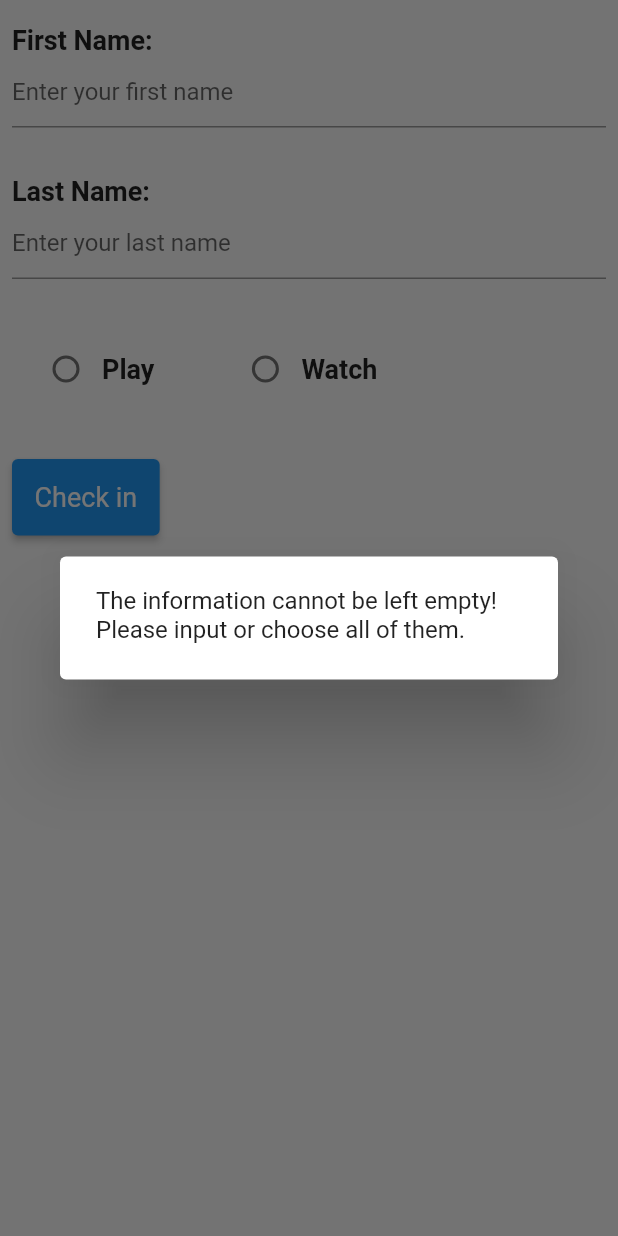
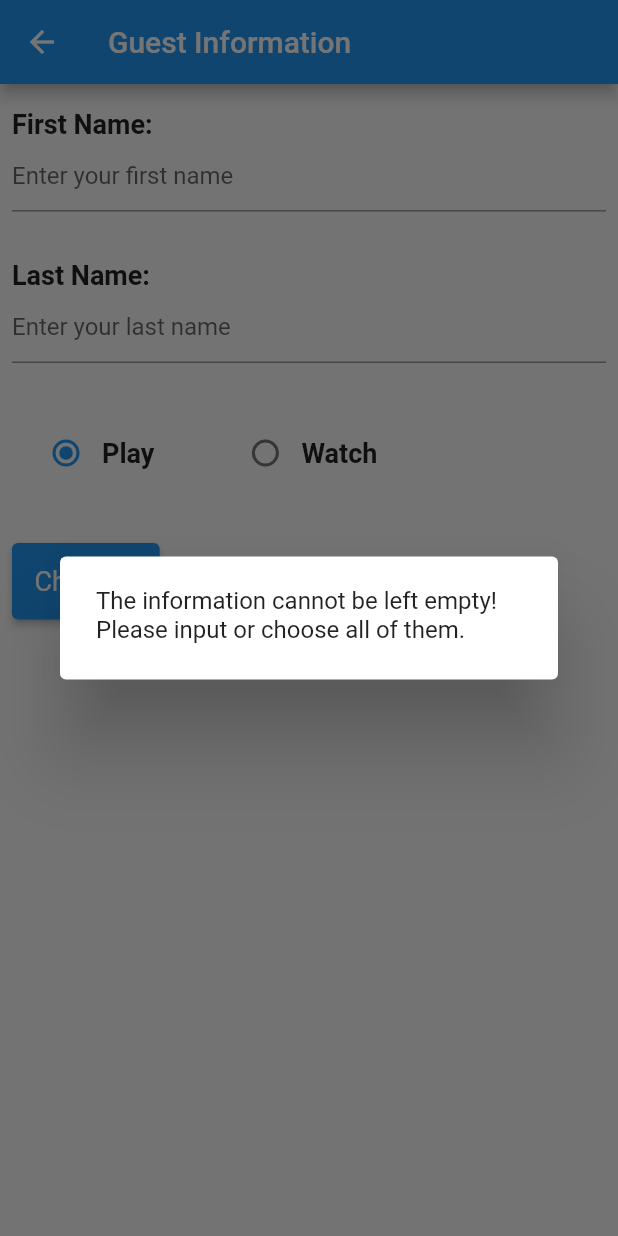
Before and after one commit to SulingXu/registry, a Flutter app: the GuestInfoInputWidget screen opened directly with empty values, after a tap on "Check in", on a phone screen of 412 x 824 dp. Run offline on Flutter 3.47's test engine with Material 2 defaults, Android fonts, the phone set to English and light mode, and no system bars.

Commit message:
update corresponding code with the comments

```diff
--- a/lib/guest_list/guest.dart
+++ b/lib/guest_list/guest.dart
@@ -5,12 +5,12 @@ import 'guest_status.dart';
 class Guest {
   String firstName;
   String lastName;
-  GuestStatus? status;
-  DateTime checkInTime;
-  DateTime checkOutTime;
-  final double fee;
+  String? chosenHostName;
+  GuestStatus status;
+  DateTime? checkInTime;
+  DateTime? checkOutTime;
+  double fee;
 
-  Guest({this.firstName = "", this.lastName = "", this.status = null,
-    DateTime? checkInTime, DateTime? checkOutTime, this.fee = 0}): this.checkInTime = checkInTime ?? DateTime.now(), this.checkOutTime = checkOutTime ?? DateTime.now();
-
+  Guest({this.firstName = "", this.lastName = "", this.chosenHostName = null, this.status = GuestStatus.play,
+    this.checkInTime = null, this.checkOutTime = null, this.fee = 0});
 }
--- a/lib/guest_list/guest_info_input_widget.dart
+++ b/lib/guest_list/guest_info_input_widget.dart
@@ -2,10 +2,12 @@ import 'package:flutter/material.dart';
 import 'guest_status_widget.dart';
 import 'guest.dart';
 import 'guest_list_widget.dart';
+import 'guest_list_provider.dart';
 
 class GuestInfoInputWidget extends StatefulWidget {
   const GuestInfoInputWidget({Key? key, required this.chosenHostName}) : super(key: key);
   final String chosenHostName;
+
   @override
   _GuestInfoInputWidgetState createState() => _GuestInfoInputWidgetState();
 }
@@ -13,77 +15,86 @@ class GuestInfoInputWidget extends StatefulWidget {
 class _GuestInfoInputWidgetState extends State<GuestInfoInputWidget> {
   final _guestLastNameController = TextEditingController();
   final _guestFirstNameController = TextEditingController();
-  Guest oneGuest = Guest();
+  final GuestListProvider _guestListProvider = GuestListProvider();
+  final ButtonStyle buttonStyle = ElevatedButton.styleFrom(textStyle: const TextStyle(fontSize: 18), padding: EdgeInsets.symmetric(horizontal: 15, vertical: 15));
+  final TextStyle textStyle = TextStyle(
+    fontWeight: FontWeight.bold,
+    fontSize: 18,
+  );
+  final String firstNameTxt = 'First Name:';
+  final String lastNameTxt = 'Last Name:';
+  final String checkInTxt = 'Check in';
+  final String firstNameInputHintText = 'Enter your first name';
+  final String lastNameInputHintText = 'Enter your last name';
+  Guest _guest = Guest();
 
+  Widget text(String txtString){
+    return Text(
+      txtString,
+      style: textStyle
+    );
+  }
+  Widget textFormField(TextEditingController controller, String hintText) {
+    return TextFormField(
+      controller: controller,
+      decoration: InputDecoration(
+        border: UnderlineInputBorder(),
+        hintText: hintText,
+      ),
+    );
+  }
+  Widget nameInputColumn(String txtString, TextEditingController controller, String hintText){
+    return Column(
+      crossAxisAlignment: CrossAxisAlignment.start,
+      children: [
+        text(txtString),
+        Container(
+          child: textFormField(controller, hintText),
+        ),
+      ],
+    );
+  }
   @override
   Widget build(BuildContext context) {
-    final ButtonStyle style =
-    ElevatedButton.styleFrom(textStyle: const TextStyle(fontSize: 18), padding: EdgeInsets.symmetric(horizontal: 15, vertical: 15));
-
-    return Column(
+    return Scaffold(
+      appBar: AppBar(
+        title: Text("Guest Information"),
+      ),
+      body: Column(
         crossAxisAlignment: CrossAxisAlignment.start,
         children: <Widget>[
           Padding(
             padding: EdgeInsets.symmetric(horizontal: 8, vertical: 16),
-          child: Column(
-            crossAxisAlignment: CrossAxisAlignment.start,
-            children: [
-              Text(
-                'First Name:',
-                style: TextStyle(
-                  fontWeight: FontWeight.bold,
-                  fontSize: 18,
+            child: nameInputColumn(firstNameTxt, _guestFirstNameController, firstNameInputHintText),
           ),
+          Padding(
+            padding: EdgeInsets.symmetric(horizontal: 8, vertical: 16),
+            child: nameInputColumn(lastNameTxt, _guestLastNameController, lastNameInputHintText),
           ),
-              Container(
-                  child: TextFormField(
-                    controller: _guestFirstNameController,
-                    decoration: InputDecoration(
-                      border: UnderlineInputBorder(),
-                      hintText: 'Enter your first name',
-                    ),
+          GuestStatusWidget(guest: _guest),
+          Padding(
+            padding: EdgeInsets.symmetric(horizontal: 8, vertical: 16),
+            child: ElevatedButton(
+              style: buttonStyle,
+              onPressed: _onPressed,
+              child: Text(checkInTxt),
             )
           ),
         ],
-          ),
-        ),
-
-        Padding(
-          padding: EdgeInsets.symmetric(horizontal: 8, vertical: 16),
-          child: Column(
-            crossAxisAlignment: CrossAxisAlignment.start,
-            children: [
-              Text(
-                'Last Name:',
-                style: TextStyle(
-                  fontWeight: FontWeight.bold,
-                  fontSize: 18,
-                ),
-              ),
-              Container(
-                  child: TextFormField(
-                    controller: _guestLastNameController,
-                    decoration: InputDecoration(
-                      border: UnderlineInputBorder(),
-                      hintText: 'Enter your last name',
-                    ),
-                    // validator:(String? value) => value!.isEmpty? 'Last name cannot be empty' :null,
       )
-              ),
-            ],
-          ),
-        ),
-        GuestStatusWidget(oneGuest: oneGuest),
-        Padding(
-            padding: EdgeInsets.symmetric(horizontal: 8, vertical: 16),
-            child: ElevatedButton(
-              style: style,
-              onPressed: () {
-                if (_guestFirstNameController.text != '' && _guestLastNameController.text != '' && oneGuest.status != null) {
-                  oneGuest.checkInTime = DateTime.now();
+    );
+  }
+  void _onPressed() {
+    if (_guestFirstNameController.text != '' && _guestLastNameController.text != '' && _guest.status != null) {
+      _guest.checkInTime = DateTime.now();
+      _guest.chosenHostName = widget.chosenHostName;
+      _guest.lastName = _guestLastNameController.text;
+      _guest.firstName = _guestLastNameController.text;
+      _guestListProvider.addGuest(_guest);
+      print(_guestListProvider.provideGuests()[0].lastName);
       Navigator.push(
           context,
-                      new MaterialPageRoute(builder: (context) => new GuestListWidget(chosenHostName: widget.chosenHostName, oneGuest: oneGuest))
+          new MaterialPageRoute(builder: (context) => new GuestListWidget(guestListProvider: _guestListProvider))
       );
     } else {
       showDialog(
@@ -95,11 +106,5 @@ class _GuestInfoInputWidgetState extends State<GuestInfoInputWidget> {
         },
       );
     }
-              },
-              child: const Text('Check in'),
-            )
-        ),
-      ],
-    );;
   }
 }
--- a/lib/guest_list/guest_list_widget.dart
+++ b/lib/guest_list/guest_list_widget.dart
@@ -1,10 +1,10 @@
 import 'package:flutter/material.dart';
-import 'guest.dart';
+import 'package:registry/guest_list/guest_list_provider.dart';
+import 'guest_list_provider.dart';
 
 class GuestListWidget extends StatefulWidget {
-  const GuestListWidget({Key? key, required this.chosenHostName, required this.oneGuest}) : super(key: key);
-  final String chosenHostName;
-  final Guest oneGuest;
+  const GuestListWidget({Key? key, required this.guestListProvider}) : super(key: key);
+  final GuestListProvider guestListProvider;
   @override
   _GuestListWidgetState createState() => _GuestListWidgetState();
 }
@@ -12,6 +12,19 @@ class GuestListWidget extends StatefulWidget {
 class _GuestListWidgetState extends State<GuestListWidget> {
   @override
   Widget build(BuildContext context) {
-    return Container();
+    return Scaffold(
+      appBar: AppBar(title: Text("Guest List View")),
+      body: ListView.builder(
+        itemCount: widget.guestListProvider.provideGuests().length,
+        itemBuilder: (context, index) {
+          // Get a specific host
+          final guest = widget.guestListProvider.provideGuests()[index];
+          // Return a list tile widget
+          return ListTile(
+            title: Text(guest.chosenHostName! + ' ' + guest.lastName + ' ' + guest.firstName),
+          );
+        },
+      )
+    );
   }
 }
--- a/lib/guest_list/guest_status_widget.dart
+++ b/lib/guest_list/guest_status_widget.dart
@@ -3,8 +3,8 @@ import 'guest_status.dart';
 import 'guest.dart';
 
 class GuestStatusWidget extends StatefulWidget {
-  const GuestStatusWidget({Key? key, required this.oneGuest}) : super(key: key);
-  final Guest oneGuest;
+  const GuestStatusWidget({Key? key, required this.guest}) : super(key: key);
+  final Guest guest;
   @override
   _GuestStatusWidgetState createState() => _GuestStatusWidgetState();
 }
@@ -19,10 +19,10 @@ class _GuestStatusWidgetState extends State<GuestStatusWidget> {
           children: [
             Radio<GuestStatus>(
               value: GuestStatus.play,
-              groupValue: widget.oneGuest.status,
+              groupValue: widget.guest.status,
               onChanged: (GuestStatus? value) {
                 setState(() {
-                  widget.oneGuest.status = value;
+                  widget.guest.status = value!;
                 });
               },
             ),
@@ -37,10 +37,10 @@ class _GuestStatusWidgetState extends State<GuestStatusWidget> {
 
             Radio<GuestStatus>(
               value: GuestStatus.watch,
-              groupValue: widget.oneGuest.status,
+              groupValue: widget.guest.status,
               onChanged: (GuestStatus? value) {
                 setState(() {
-                  widget.oneGuest.status = value;
+                  widget.guest.status = value!;
                 });
               },
             ),
--- a/lib/guest_list/gust_info_input.dart
+++ /dev/null
@@ -1,21 +0,0 @@
-import 'package:flutter/material.dart';
-import 'guest_info_input_widget.dart';
-
-class GuestInfoInput extends StatefulWidget {
-  const GuestInfoInput({Key? key, required this.chosenHostName}) : super(key: key);
-  final String chosenHostName;
-  @override
-  _GuestInfoInputState createState() => _GuestInfoInputState();
-}
-
-class _GuestInfoInputState extends State<GuestInfoInput> {
-  @override
-  Widget build(BuildContext context) {
-    return Scaffold(
-      appBar: AppBar(
-        title: Text("Guest Information"),
-      ),
-      body: GuestInfoInputWidget(chosenHostName: widget.chosenHostName),
-    );
-  }
-}
--- a/lib/host_list/host_list_widget.dart
+++ b/lib/host_list/host_list_widget.dart
@@ -1,7 +1,7 @@
 import 'package:flutter/material.dart';
 import 'add_new_host_widget.dart';
 import 'host_list_provider.dart';
-import '../guest_list/gust_info_input.dart';
+import '../guest_list/guest_info_input_widget.dart';
 
 // Host list view
 class HostListWidget extends StatefulWidget {
@@ -29,7 +29,7 @@ class _HostListWidgetState extends State<HostListWidget> {
             title: Text(host.name),
             onTap:(){
               Navigator.push(context,
-                  new MaterialPageRoute(builder: (context) => new GuestInfoInput(chosenHostName: host.name)));
+                  new MaterialPageRoute(builder: (context) => new GuestInfoInputWidget(chosenHostName: host.name)));
             }
           );
         },
```
Lines whose indentation alone changed are shown as unchanged.
